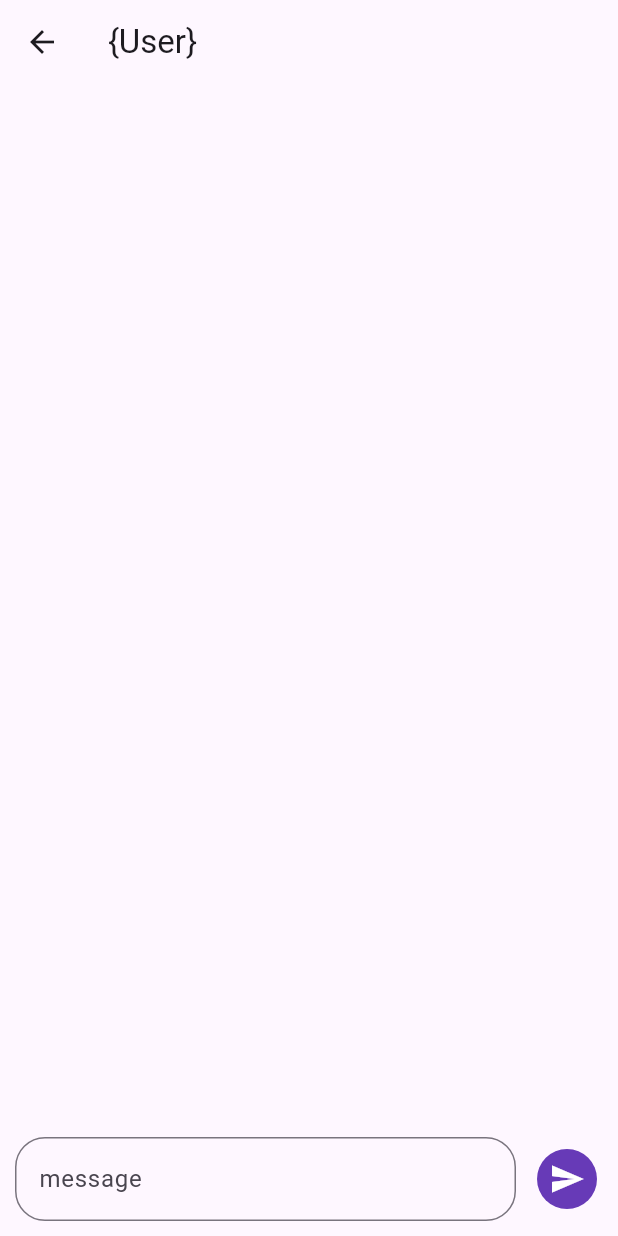
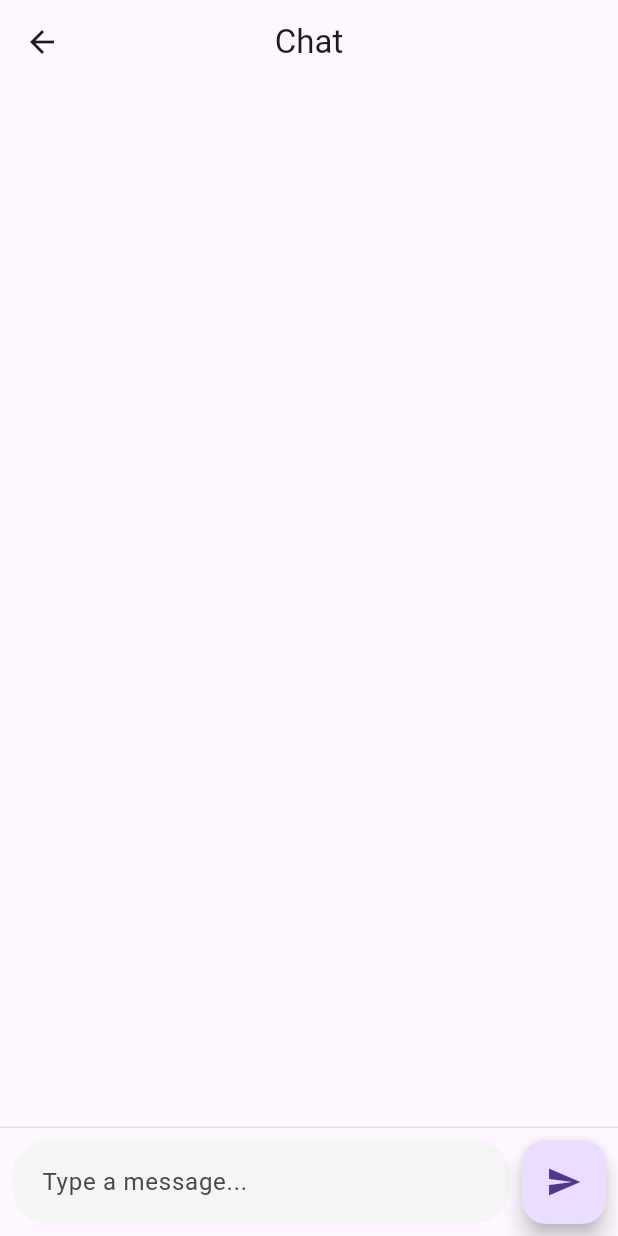
Before and after one commit to andrewamidei/Hackathon-2025, a Flutter app: the ChatView screen opened directly, after a tap on the "send" icon, on a phone screen of 412 x 824 dp. Run offline on Flutter 3.47's test engine with Material 3 defaults, Android fonts, the phone set to English and light mode, and no system bars; our stand-ins replace flutter_bloc.

Commit message:
Chat fix

```diff
--- a/frontend/flutter_application/lib/chat/chat_bloc.dart
+++ b/frontend/flutter_application/lib/chat/chat_bloc.dart
@@ -1,81 +1,70 @@
+import 'package:flutter_bloc/flutter_bloc.dart';
 import 'package:flutter/material.dart';
-import 'package:flutter_bloc/flutter_bloc.dart';
-import 'package:http/http.dart' as http;
-import 'dart:convert';
+import 'message.dart';
 
-const String url = 'http://192.168.8.137:8080/api/queryllm';
-// const String url = 'http://localhost:8080/api/queryllm';
+class ChatState {
+  final List<Message> messages;
+  final bool isLoading;
 
-class ChatBloc extends Cubit<String> {
-  ChatBloc() : super('');
+  ChatState({
+    required this.messages,
+    this.isLoading = false,
+  });
 
-  TextEditingController messageController = TextEditingController();
-
-  Future<void> sendData(/*String prompt*/) async {
-    String prompt = messageController.text;
-    if (prompt.isNotEmpty) {
-      try {
-
-        final response = await http.post(
-          Uri.parse(url),
-          headers:<String, String>{'Content-Type': 'application/json'},
-          body: jsonEncode(<String, dynamic>{'model': 'smollm2:135m', 'prompt': prompt}));
-
-          if (response.statusCode == 200) {
-            Map<String, dynamic> map = jsonDecode(response.body);
-            emit(map["response"]);
-            // emit(response.body);
-          } else {
-            emit('Failed to fetch data');
-          }
-      }
-      catch (e) {
-        emit('Failed to connect to the server.');
-      }
-      messageController.clear(); // Clear the text field after sending
-    }
-  }
-
-  Future<void> message(TextEditingController prompt) async {
-
+  ChatState copyWith({
+    List<Message>? messages,
+    bool? isLoading,
+  }) {
+    return ChatState(
+      messages: messages ?? this.messages,
+      isLoading: isLoading ?? this.isLoading,
+    );
   }
 }
 
+class ChatBloc extends Cubit<ChatState> {
+  final TextEditingController messageController = TextEditingController();
 
-// import 'package:flutter_bloc/flutter_bloc.dart';
-// import 'package:http/http.dart' as http;
-// import 'dart:convert';
+  ChatBloc() : super(ChatState(messages: []));
 
-// class BackendBloc extends Cubit<String> {
-//   BackendBloc() : super('');
+  void sendMessage() async {
+    if (messageController.text.trim().isEmpty) return;
 
-//   Future<void> fetchData() async {
-//     final response = await http.get(Uri.parse('http://localhost:5000/api/data'));
-//     if (response.statusCode == 200) {
-//       emit(response.body);
-//     } else {
-//       emit('Failed to fetch data');
-//     }
-//   }
+    final newMessage = Message(
+      content: messageController.text,
+      isUser: true,
+      timestamp: DateTime.now(),
+    );
 
-//   Future<void> sendData(String prompt) async {
-//     // just finished making this
-//     try {
-//       final response = await http.post(
-//         Uri.parse('http://localhost:5000/api/data'),
-//         headers:<String, String>{'Content-Type': 'application/json'},
-//         body: jsonEncode(<String, dynamic>{'model': 'smollm2:135m', 'prompt': prompt}));
+    // Add user message to the chat
+    emit(state.copyWith(
+      messages: [...state.messages, newMessage],
+      isLoading: true,
+    ));
 
-//         if (response.statusCode == 200) {
-//           Map<String, dynamic> map = jsonDecode(response.body);
-//           emit(map["response"]);
-//           // emit(response.body);
-//         } else {
-//           emit('Failed to fetch data');
-//         }
-//     }
-//     catch (e) {
-//       emit('Failed to connect to the server.');
-//     }
-//   }
-// }
+    // Clear the input field
+    messageController.clear();
+
+    try {
+      // Call your API here
+      // final response = await yourApiCall(newMessage.content);
+
+      // Simulate API response for now
+      await Future.delayed(const Duration(seconds: 1));
+      final botResponse = Message(
+        content: "This is a bot response",
+        isUser: false,
+        timestamp: DateTime.now(),
+      );
+
+      // Add bot response to the chat
+      emit(state.copyWith(
+        messages: [...state.messages, botResponse],
+        isLoading: false,
+      ));
+    } catch (e) {
+      emit(state.copyWith(isLoading: false));
+      // Handle error
+    }
+  }
+}
--- a/frontend/flutter_application/lib/chat/chat_page.dart
+++ b/frontend/flutter_application/lib/chat/chat_page.dart
@@ -1,95 +1,123 @@
 import 'package:flutter/material.dart';
 import 'package:flutter_bloc/flutter_bloc.dart';
-import "chat_bloc.dart";
+import 'chat_bloc.dart';
+import 'message.dart';
 
 class ChatPage extends StatelessWidget {
-  const ChatPage({
-    super.key,
-  });
+  const ChatPage({super.key});
 
   @override
   Widget build(BuildContext context) {
     return BlocProvider(
       create: (context) => ChatBloc(),
-      child: ChatView(),
+      child: const ChatView(),
     );
   }
 }
 
-
-// This code normally goes in a page with "view" at the end of it rather than page and the stuff above stays
 class ChatView extends StatelessWidget {
   const ChatView({super.key});
 
   @override
   Widget build(BuildContext context) {
-    final backendBloc = BlocProvider.of<ChatBloc>(context);
-
-
+    final chatBloc = context.read<ChatBloc>();
 
     return Scaffold(
       appBar: AppBar(
-        title: Text('{User}'),
+        title: const Text('Chat'),
+        centerTitle: true,
       ),
-      body: SafeArea(
-        child: Padding(
-          padding: const EdgeInsets.all(10),
-          child: Column(
+      body: Column(
         children: [
           Expanded(
-                child: CustomScrollView(
-                  scrollDirection: Axis.vertical,
-                  shrinkWrap: true,
-                  slivers: <Widget>[
-                    SliverList(
-                      delegate: SliverChildBuilderDelegate(
-                      childCount: 1, // make 1 copy of everything
-                        (BuildContext context, int index) {
-                          return BlocBuilder<ChatBloc, String>(
+            child: BlocBuilder<ChatBloc, ChatState>(
               builder: (context, state) {
-                              return Text(state);
+                return ListView.builder(
+                  reverse: true,
+                  padding: const EdgeInsets.all(16),
+                  itemCount: state.messages.length,
+                  itemBuilder: (context, index) {
+                    final message = state.messages[state.messages.length - 1 - index];
+                    return MessageBubble(message: message);
                   },
                 );
-                        }
+              },
+            ),
+          ),
+          if (context.select((ChatBloc bloc) => bloc.state.isLoading))
+            const Padding(
+              padding: EdgeInsets.all(8.0),
+              child: CircularProgressIndicator(),
+            ),
+          Container(
+            padding: const EdgeInsets.all(8),
+            decoration: BoxDecoration(
+              color: Theme.of(context).cardColor,
+              border: Border(top: BorderSide(color: Colors.grey.shade300)),
+            ),
+            child: Row(
+              children: [
+                Expanded(
+                  child: TextField(
+                    controller: chatBloc.messageController,
+                    decoration: InputDecoration(
+                      hintText: 'Type a message...',
+                      border: OutlineInputBorder(
+                        borderRadius: BorderRadius.circular(24),
+                        borderSide: BorderSide.none,
+                      ),
+                      filled: true,
+                      fillColor: Colors.grey.shade100,
+                      contentPadding: const EdgeInsets.all(16),
+                    ),
+                    textInputAction: TextInputAction.send,
+                    onSubmitted: (_) => chatBloc.sendMessage(),
+                  ),
+                ),
+                const SizedBox(width: 8),
+                FloatingActionButton(
+                  onPressed: chatBloc.sendMessage,
+                  child: const Icon(Icons.send),
+                ),
+              ],
             ),
           ),
         ],
       ),
+    );
+  }
+}
+
+class MessageBubble extends StatelessWidget {
+  final Message message;
+
+  const MessageBubble({
+    super.key,
+    required this.message,
+  });
+
+  @override
+  Widget build(BuildContext context) {
+    return Padding(
+      padding: const EdgeInsets.symmetric(vertical: 4),
+      child: Align(
+        alignment: message.isUser ? Alignment.centerRight : Alignment.centerLeft,
+        child: Container(
+          constraints: BoxConstraints(
+            maxWidth: MediaQuery.of(context).size.width * 0.75,
           ),
-              const SizedBox(height: 20),
-              Expanded(
-                child: Align(
-                  alignment: Alignment.bottomCenter,
-                  child: Row(
-                    children: [
-                      Expanded(
-                        child: TextField(
-                          controller: backendBloc.messageController,
-                          decoration: InputDecoration(
-                            border: OutlineInputBorder(
-                              borderRadius: BorderRadius.circular(20),
-                              borderSide: BorderSide(
-                                  width: 2,
-                                  style: BorderStyle.none,
+          padding: const EdgeInsets.symmetric(horizontal: 16, vertical: 10),
+          decoration: BoxDecoration(
+            color: message.isUser
+                ? Theme.of(context).primaryColor
+                : Colors.grey.shade200,
+            borderRadius: BorderRadius.circular(16),
           ),
+          child: Text(
+            message.content,
+            style: TextStyle(
+              color: message.isUser ? Colors.white : Colors.black,
             ),
-                            labelText: 'message',
-                          ),
-                        ),
-                      ),
-                      SizedBox(width: 10),
-                      IconButton(
-                        icon: Icon(Icons.send, color: Colors.white,),
-                        style: IconButton.styleFrom(backgroundColor: Colors.deepPurple),
-                        onPressed: () {
-                          backendBloc.sendData();
-                        },
-                      ),
-                    ],
-                  ),
-                ),
-              ),
-            ],
           ),
         ),
       ),
--- /dev/null
+++ b/frontend/flutter_application/lib/chat/message.dart
@@ -0,0 +1,11 @@
+class Message {
+  final String content;
+  final bool isUser;
+  final DateTime timestamp;
+
+  Message({
+    required this.content,
+    required this.isUser,
+    required this.timestamp,
+  });
+}
```
Lines whose indentation alone changed are shown as unchanged.
